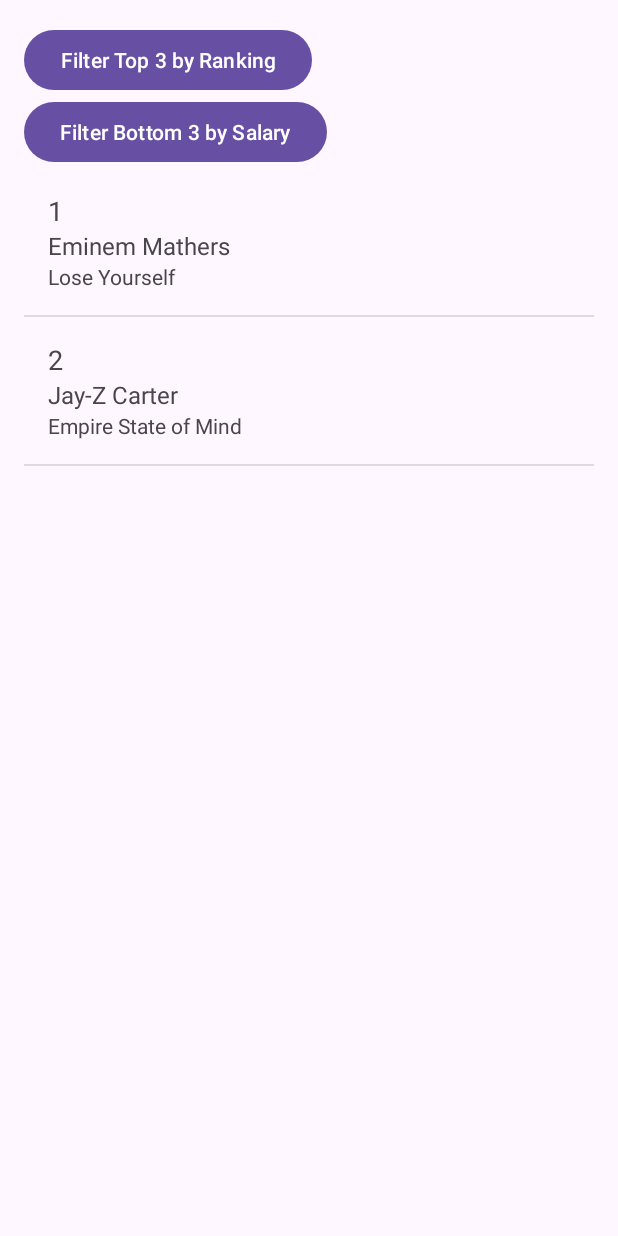
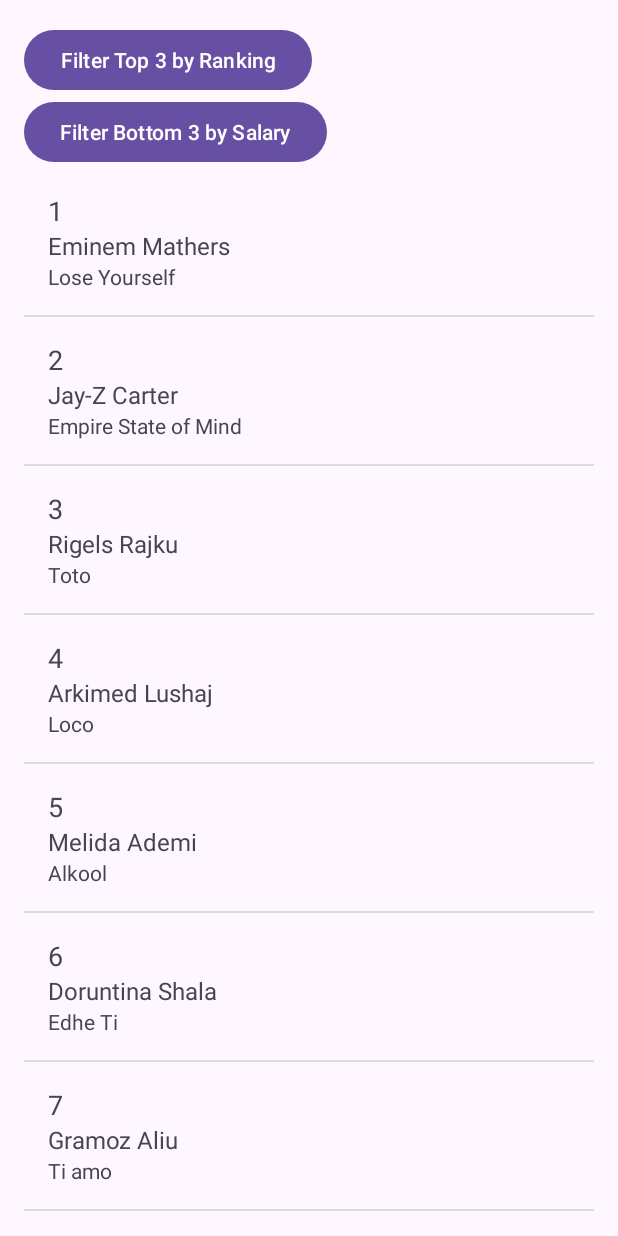
Before and after one commit to arifimeri/Rappers-Rating-App, an Android app: the screen it shows after launch (MainActivity), on a phone screen of 412 x 824 dp. Run offline under Robolectric (Android 15) with nearby library versions, the phone set to English and light mode, and no system bars.

```diff
--- a/app/src/main/java/com/example/rappersratingapp/MainActivity.kt
+++ b/app/src/main/java/com/example/rappersratingapp/MainActivity.kt
@@ -29,8 +29,18 @@ class MainActivity : AppCompatActivity() {
         bottomButton = findViewById(R.id.bottomButton)
 
         // Sample rappers data
-        rappers.add(Rapper(1, "Eminem", "Mathers", "Lose Yourself", 100000))
-        rappers.add(Rapper(2, "Jay-Z", "Carter", "Empire State of Mind", 80000))
+        rappers.add(Rapper(1, "Eminem", "Mathers", "Eminem","Lose Yourself", 100000))
+        rappers.add(Rapper(2, "Jay-Z", "Carter", "Jay-Z", "Empire State of Mind", 80000))
+        rappers.add(Rapper(3, "Rigels", "Rajku", "Noizy","Toto", 300000))
+        rappers.add(Rapper(4, "Arkimed", "Lushaj", "Stresi", "Loco", 240000))
+        rappers.add(Rapper(5, "Melida", "Ademi", "Melinda", "Alkool", 200000))
+        rappers.add(Rapper(6, "Doruntina", "Shala", "Tayna", "Edhe Ti", 180000))
+        rappers.add(Rapper(7, "Gramoz" ,"Aliu", "Mozzik", "Ti amo", 165000))
+        rappers.add(Rapper(8, "Getoar", "Aliu", "Getinjo", "Real", 144000))
+        rappers.add(Rapper(9, "Kljedi", "Dogjani", "Finem", "Bling Bling", 130000))
+        rappers.add(Rapper(10, "Elvana", "Gjata", "Elvana", "Njesoj", 123000))
+
+
         // Add more rappers data here
 
         val adapter = RapperAdapter(this, rappers)
--- a/app/src/main/java/com/example/rappersratingapp/Rapper.kt
+++ b/app/src/main/java/com/example/rappersratingapp/Rapper.kt
@@ -6,6 +6,7 @@ data class Rapper(
     val rank: Int,
     val firstName: String,
     val lastName: String,
+    val nickName: String,
     val famousSong: String,
     val salary: Int
 ) : Serializable
```
Also changed, not shown: app/src/main/res/drawable/Arkimed.png (added), app/src/main/res/drawable/Elvana.png (added), app/src/main/res/drawable/Eminem.png (added), app/src/main/res/drawable/Finem.png (added), app/src/main/res/drawable/Getinjo.png (added), app/src/main/res/drawable/JayZ.png (added), app/src/main/res/drawable/Melinda.png (added), app/src/main/res/drawable/Mozzik.png (added), app/src/main/res/drawable/Rigels.png (added), app/src/main/res/drawable/Tayna.png (added).
